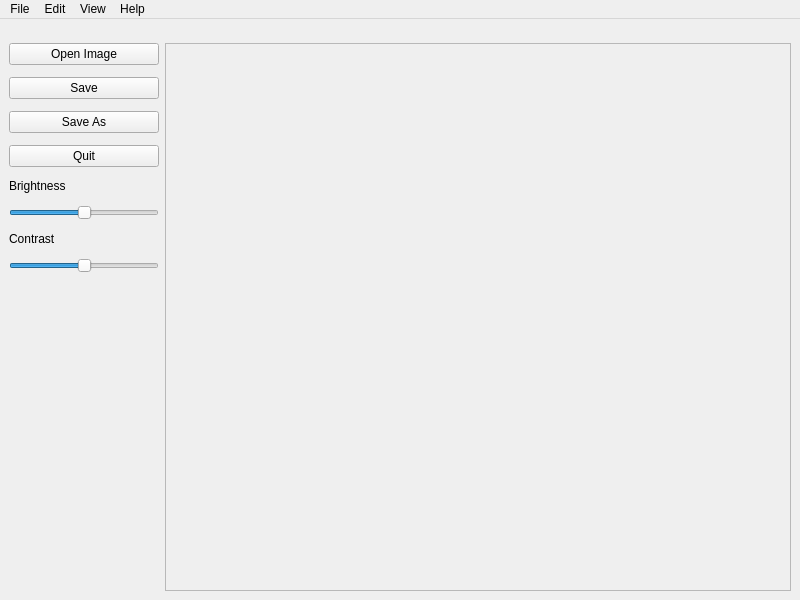
Qt form mainwindow.ui (ahakan/delta) before a commit.
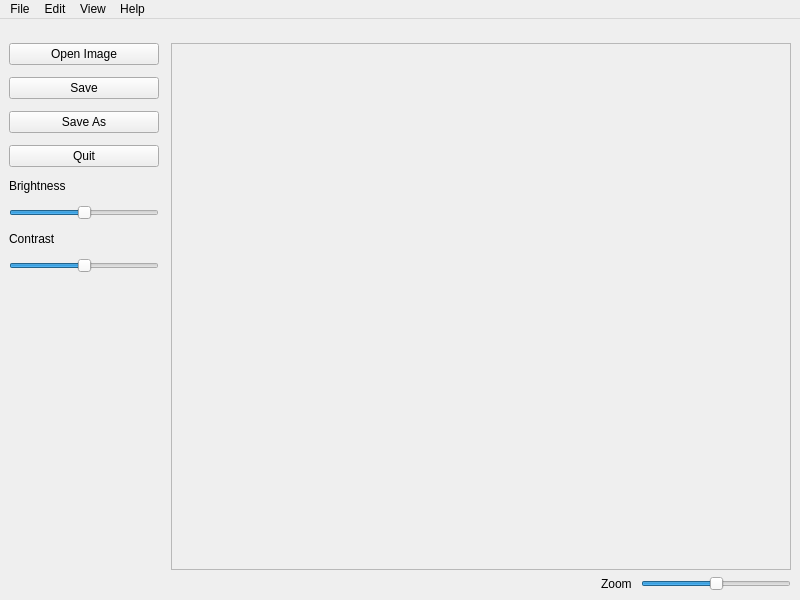
The same form after that commit.

Commit message: add zoom func.

The edit to the form file:
```diff
--- a/mainwindow.ui
+++ b/mainwindow.ui
@@ -27,7 +27,7 @@
     </size>
    </property>
    <layout class="QGridLayout" name="gridLayout_2">
-    <item row="1" column="4">
+    <item row="2" column="5">
      <widget class="QScrollArea" name="scrollArea">
       <property name="sizePolicy">
        <sizepolicy hsizetype="Expanding" vsizetype="Expanding">
@@ -52,8 +52,8 @@
         <rect>
          <x>0</x>
          <y>0</y>
-         <width>620</width>
-         <height>543</height>
+         <width>614</width>
+         <height>516</height>
         </rect>
        </property>
        <property name="maximumSize">
@@ -104,7 +104,27 @@
       </widget>
      </widget>
     </item>
-    <item row="1" column="1" colspan="3">
+    <item row="0" column="1" colspan="5">
+     <widget class="QLabel" name="InfoLabel">
+      <property name="font">
+       <font>
+        <pointsize>6</pointsize>
+        <weight>75</weight>
+        <bold>true</bold>
+       </font>
+      </property>
+      <property name="lineWidth">
+       <number>1</number>
+      </property>
+      <property name="text">
+       <string/>
+      </property>
+      <property name="alignment">
+       <set>Qt::AlignCenter</set>
+      </property>
+     </widget>
+    </item>
+    <item row="2" column="1" colspan="3">
      <layout class="QVBoxLayout" name="verticalLayout_3">
       <property name="spacing">
        <number>0</number>
@@ -268,25 +288,51 @@
       </item>
      </layout>
     </item>
-    <item row="0" column="1" colspan="4">
-     <widget class="QLabel" name="InfoLabel">
-      <property name="font">
-       <font>
-        <pointsize>6</pointsize>
-        <weight>75</weight>
-        <bold>true</bold>
-       </font>
+    <item row="3" column="5">
+     <layout class="QVBoxLayout" name="verticalLayout_4">
+      <property name="bottomMargin">
+       <number>0</number>
       </property>
-      <property name="lineWidth">
-       <number>1</number>
-      </property>
-      <property name="text">
-       <string/>
-      </property>
-      <property name="alignment">
-       <set>Qt::AlignCenter</set>
-      </property>
-     </widget>
+      <item>
+       <layout class="QHBoxLayout" name="horizontalLayout_2">
+        <property name="bottomMargin">
+         <number>0</number>
+        </property>
+        <item>
+         <widget class="QLabel" name="ZoomLabel">
+          <property name="layoutDirection">
+           <enum>Qt::LeftToRight</enum>
+          </property>
+          <property name="text">
+           <string>Zoom </string>
+          </property>
+          <property name="alignment">
+           <set>Qt::AlignRight|Qt::AlignTrailing|Qt::AlignVCenter</set>
+          </property>
+         </widget>
+        </item>
+        <item>
+         <widget class="QSlider" name="ZoomSlider">
+          <property name="maximumSize">
+           <size>
+            <width>150</width>
+            <height>16777215</height>
+           </size>
+          </property>
+          <property name="maximum">
+           <number>100</number>
+          </property>
+          <property name="value">
+           <number>50</number>
+          </property>
+          <property name="orientation">
+           <enum>Qt::Horizontal</enum>
+          </property>
+         </widget>
+        </item>
+       </layout>
+      </item>
+     </layout>
     </item>
    </layout>
   </widget>
```
The commit also changes 3 other files.
